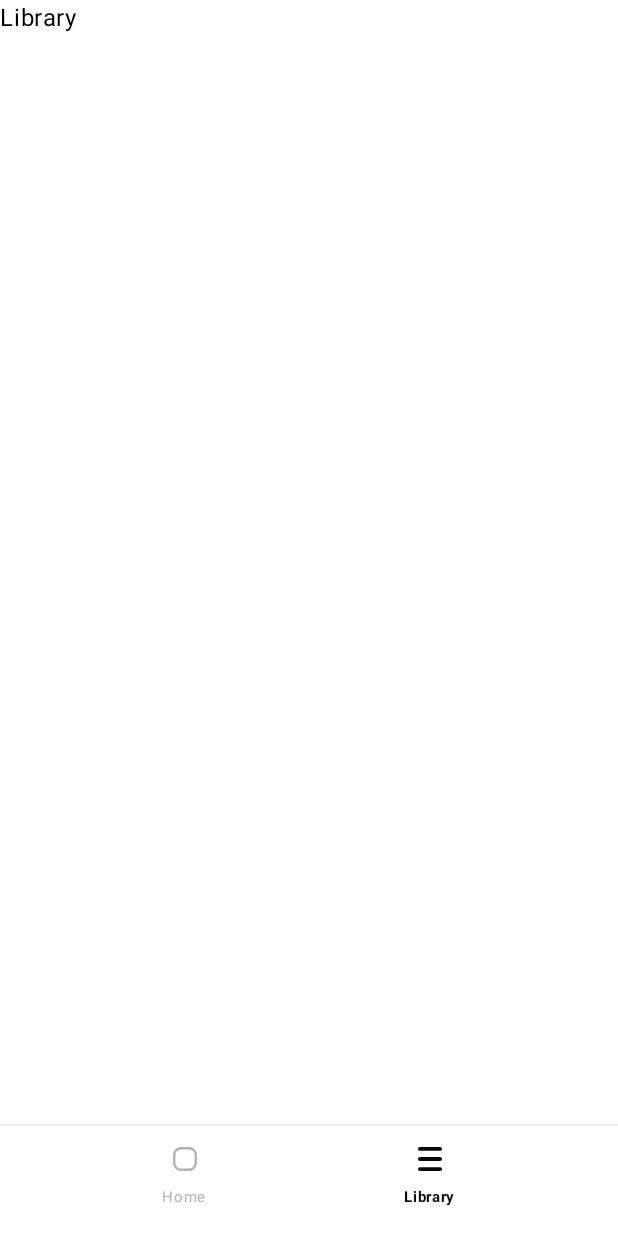
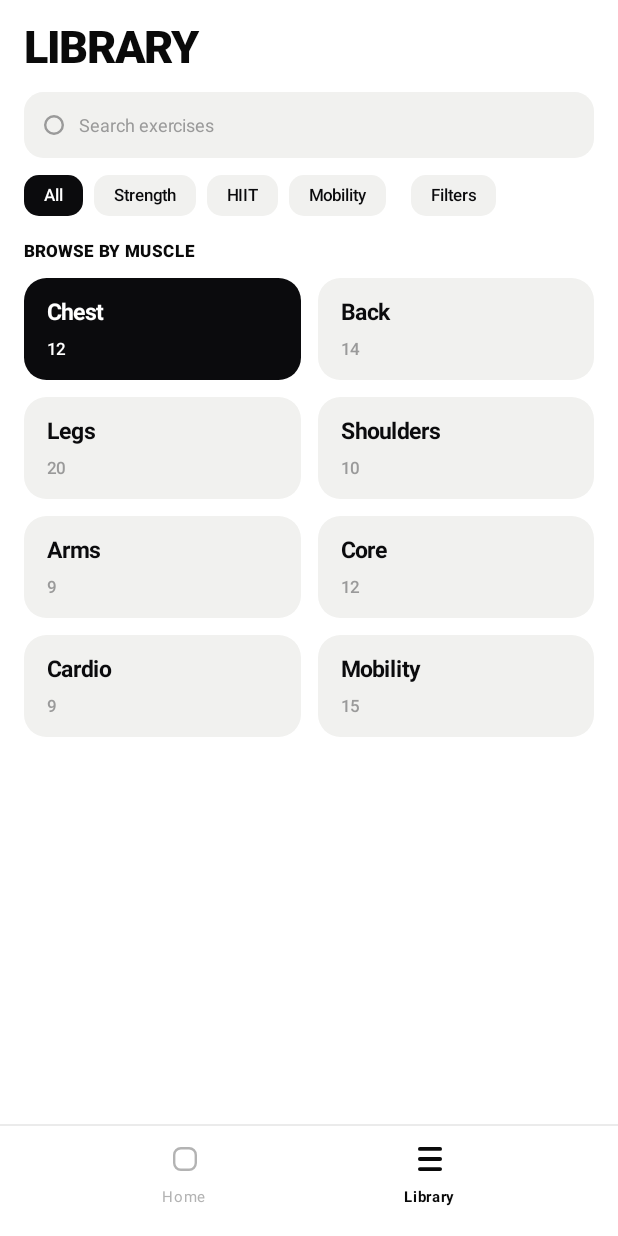
Before and after one commit to otto-tries-to-build-stuff/bldr-workout-app, an Android app built with Jetpack Compose: the LibraryScreen screen opened through its navigation route, on a phone screen of 412 x 824 dp. Before the commit the screen is almost empty. Run offline under Robolectric (Android 15) with nearby library versions, the light colour scheme and no system bars; our stand-ins replace Room's generated code.

Commit message:
feat: add library screen with search, type chips and live category counts

```diff
--- a/app/src/main/java/com/ottotech/workoutbuilder/ui/AppNav.kt
+++ b/app/src/main/java/com/ottotech/workoutbuilder/ui/AppNav.kt
@@ -13,11 +13,14 @@ import androidx.navigation.compose.NavHost
 import androidx.navigation.compose.composable
 import androidx.navigation.compose.rememberNavController
 import androidx.navigation.navArgument
+import androidx.lifecycle.viewmodel.compose.viewModel
 import com.ottotech.workoutbuilder.domain.Muscle
 import com.ottotech.workoutbuilder.ui.components.AppScaffold
 import com.ottotech.workoutbuilder.ui.components.Tab
 import com.ottotech.workoutbuilder.ui.home.BuildSheet
 import com.ottotech.workoutbuilder.ui.home.HomeScreen
+import com.ottotech.workoutbuilder.ui.library.LibraryScreen
+import com.ottotech.workoutbuilder.ui.library.LibraryViewModel
 
 object Routes {
     const val HOME = "home"
@@ -70,8 +73,17 @@ fun AppNav() {
         }
 
         composable(Routes.LIBRARY) {
+            val libraryVm: LibraryViewModel = viewModel(
+                viewModelStoreOwner = nav.getBackStackEntry(Routes.LIBRARY),
+                factory = LibraryViewModel.Factory,
+            )
             AppScaffold(tab = Tab.LIBRARY, onSelectTab = { if (it == Tab.HOME) nav.switchTab(Routes.HOME) }) {
-                Text("Library")
+                LibraryScreen(
+                    viewModel = libraryVm,
+                    onOpenCategory = { nav.navigate(Routes.category(it)) },
+                    // Wired in Task 8.
+                    onOpenFilters = { },
+                )
             }
         }
 
--- /dev/null
+++ b/app/src/main/java/com/ottotech/workoutbuilder/ui/library/LibraryScreen.kt
@@ -0,0 +1,169 @@
+package com.ottotech.workoutbuilder.ui.library
+
+import androidx.compose.foundation.background
+import androidx.compose.foundation.clickable
+import androidx.compose.foundation.horizontalScroll
+import androidx.compose.foundation.layout.Arrangement
+import androidx.compose.foundation.layout.Box
+import androidx.compose.foundation.layout.Column
+import androidx.compose.foundation.layout.PaddingValues
+import androidx.compose.foundation.layout.Row
+import androidx.compose.foundation.layout.Spacer
+import androidx.compose.foundation.layout.defaultMinSize
+import androidx.compose.foundation.layout.fillMaxWidth
+import androidx.compose.foundation.layout.height
+import androidx.compose.foundation.layout.padding
+import androidx.compose.foundation.lazy.grid.GridCells
+import androidx.compose.foundation.lazy.grid.GridItemSpan
+import androidx.compose.foundation.lazy.grid.LazyVerticalGrid
+import androidx.compose.foundation.lazy.grid.itemsIndexed
+import androidx.compose.foundation.rememberScrollState
+import androidx.compose.foundation.shape.RoundedCornerShape
+import androidx.compose.material3.Text
+import androidx.compose.runtime.Composable
+import androidx.compose.runtime.getValue
+import androidx.compose.ui.Alignment
+import androidx.compose.ui.Modifier
+import androidx.compose.ui.draw.clip
+import androidx.compose.ui.unit.dp
+import androidx.lifecycle.compose.collectAsStateWithLifecycle
+import com.ottotech.workoutbuilder.domain.Facet
+import com.ottotech.workoutbuilder.domain.Muscle
+import com.ottotech.workoutbuilder.domain.TagVocabulary
+import com.ottotech.workoutbuilder.ui.components.AppTextField
+import com.ottotech.workoutbuilder.ui.components.Chip
+import com.ottotech.workoutbuilder.ui.components.SearchGlyph
+import com.ottotech.workoutbuilder.ui.components.SectionLabel
+import com.ottotech.workoutbuilder.ui.theme.AppType
+import com.ottotech.workoutbuilder.ui.theme.Dimens
+import com.ottotech.workoutbuilder.ui.theme.LocalAppColors
+
+@Composable
+fun LibraryScreen(
+    viewModel: LibraryViewModel,
+    onOpenCategory: (Muscle) -> Unit,
+    onOpenFilters: () -> Unit,
+) {
+    val state by viewModel.state.collectAsStateWithLifecycle()
+    val colors = LocalAppColors.current
+    val selectedType = state.filter.facets[Facet.TYPE]?.firstOrNull()
+
+    LazyVerticalGrid(
+        columns = GridCells.Fixed(2),
+        contentPadding = PaddingValues(
+            start = Dimens.screenPadding,
+            end = Dimens.screenPadding,
+            top = 14.dp,
+            bottom = 20.dp,
+        ),
+        horizontalArrangement = Arrangement.spacedBy(Dimens.gap),
+        verticalArrangement = Arrangement.spacedBy(Dimens.gap),
+    ) {
+        item(span = { GridItemSpan(maxLineSpan) }) {
+            Column {
+                Text("LIBRARY", style = AppType.libraryTitle, color = colors.onBackground)
+                Spacer(Modifier.height(12.dp))
+                AppTextField(
+                    value = state.filter.query,
+                    onValueChange = viewModel::onQueryChange,
+                    placeholder = "Search exercises",
+                    leading = { SearchGlyph(color = colors.textMuted) },
+                    modifier = Modifier.fillMaxWidth(),
+                )
+            }
+        }
+
+        item(span = { GridItemSpan(maxLineSpan) }) {
+            Row(
+                modifier = Modifier
+                    .fillMaxWidth()
+                    .horizontalScroll(rememberScrollState()),
+                horizontalArrangement = Arrangement.spacedBy(7.dp),
+            ) {
+                // `All` is the absence of a TYPE selection, not a value in the vocabulary.
+                Chip("All", selected = selectedType == null) { viewModel.onSelectType(null) }
+                TagVocabulary.TYPE.forEach { type ->
+                    Chip(type, selected = selectedType == type) { viewModel.onSelectType(type) }
+                }
+                Spacer(Modifier.padding(start = 2.dp))
+                FiltersChip(activeCount = state.filter.activeFacetCount, onClick = onOpenFilters)
+            }
+        }
+
+        item(span = { GridItemSpan(maxLineSpan) }) {
+            SectionLabel("Browse by muscle", Modifier.padding(top = 6.dp))
+        }
+
+        if (state.allCategoriesEmpty) {
+            item(span = { GridItemSpan(maxLineSpan) }) {
+                EmptyGrid(onClear = viewModel::onClearEverything)
+            }
+        } else {
+            itemsIndexed(state.categories, key = { _, muscle -> muscle.name }) { index, muscle ->
+                CategoryTile(
+                    muscle = muscle,
+                    count = state.counts[muscle] ?: 0,
+                    featured = index == 0,
+                    onClick = { onOpenCategory(muscle) },
+                )
+            }
+        }
+    }
+}
+
+@Composable
+private fun FiltersChip(activeCount: Int, onClick: () -> Unit) {
+    val label = if (activeCount > 0) "Filters · $activeCount" else "Filters"
+    Chip(text = label, selected = activeCount > 0, onClick = onClick)
+}
+
+/**
+ * Spec §6.3. The first tile is featured on `surfaceInverse`; a category the filter has
+ * narrowed to zero renders at 40% and is not tappable.
+ */
+@Composable
+private fun CategoryTile(muscle: Muscle, count: Int, featured: Boolean, onClick: () -> Unit) {
+    val colors = LocalAppColors.current
+    val empty = count == 0
+    val alpha = if (empty) 0.4f else 1f
+    val background = if (featured) colors.surfaceInverse else colors.surface
+    val nameColor = if (featured) colors.onSurfaceInverse else colors.onSurface
+    // On the featured tile both name and count would be pure white. Weight alone is not
+    // enough separation, so the count drops to 70% — spec §5.
+    val countColor = if (featured) colors.onSurfaceInverse.copy(alpha = 0.7f) else colors.textMuted
+
+    Column(
+        modifier = Modifier
+            .fillMaxWidth()
+            .defaultMinSize(minHeight = Dimens.categoryTileMinHeight)
+            .clip(RoundedCornerShape(Dimens.radiusTile))
+            .background(background.copy(alpha = alpha))
+            .clickable(enabled = !empty, onClick = onClick)
+            .padding(horizontal = 15.dp, vertical = 14.dp),
+        verticalArrangement = Arrangement.spacedBy(10.dp),
+    ) {
+        Text(muscle.label, style = AppType.tileName, color = nameColor.copy(alpha = alpha))
+        Text("$count", style = AppType.tileCount, color = countColor.copy(alpha = alpha))
+    }
+}
+
+@Composable
+private fun EmptyGrid(onClear: () -> Unit) {
+    val colors = LocalAppColors.current
+    Column(
+        modifier = Modifier.fillMaxWidth().padding(vertical = 24.dp),
+        horizontalAlignment = Alignment.CenterHorizontally,
+        verticalArrangement = Arrangement.spacedBy(12.dp),
+    ) {
+        Text("Nothing matches those filters.", style = AppType.cardMeta, color = colors.textMuted)
+        Box(
+            modifier = Modifier
+                .clip(RoundedCornerShape(Dimens.radiusChip))
+                .background(colors.surfaceInverse)
+                .clickable(onClick = onClear)
+                .padding(horizontal = 16.dp, vertical = 10.dp),
+        ) {
+            Text("Clear filters", style = AppType.chip, color = colors.onSurfaceInverse)
+        }
+    }
+}
--- /dev/null
+++ b/app/src/main/java/com/ottotech/workoutbuilder/ui/library/LibraryViewModel.kt
@@ -0,0 +1,110 @@
+package com.ottotech.workoutbuilder.ui.library
+
+import androidx.lifecycle.ViewModel
+import androidx.lifecycle.ViewModelProvider
+import androidx.lifecycle.viewModelScope
+import androidx.lifecycle.viewmodel.initializer
+import androidx.lifecycle.viewmodel.viewModelFactory
+import com.ottotech.workoutbuilder.WorkoutApp
+import com.ottotech.workoutbuilder.data.ExerciseRepository
+import com.ottotech.workoutbuilder.domain.Exercise
+import com.ottotech.workoutbuilder.domain.ExerciseFilter
+import com.ottotech.workoutbuilder.domain.Facet
+import com.ottotech.workoutbuilder.domain.FilterState
+import com.ottotech.workoutbuilder.domain.Muscle
+import com.ottotech.workoutbuilder.domain.clearFacets
+import com.ottotech.workoutbuilder.domain.selectOnly
+import com.ottotech.workoutbuilder.domain.toggle
+import kotlinx.coroutines.flow.MutableStateFlow
+import kotlinx.coroutines.flow.SharingStarted
+import kotlinx.coroutines.flow.StateFlow
+import kotlinx.coroutines.flow.combine
+import kotlinx.coroutines.flow.stateIn
+import kotlinx.coroutines.launch
+
+data class LibraryUiState(
+    /** The whole library, unfiltered — the category and detail screens filter it themselves. */
+    val exercises: List<Exercise> = emptyList(),
+    val filter: FilterState = FilterState(),
+    /** Muscles the library has at all, in enum order. */
+    val categories: List<Muscle> = emptyList(),
+    /** Per-category counts **after** the active filter — spec §6.3. */
+    val counts: Map<Muscle, Int> = emptyMap(),
+    /** Total exercises matching the filter, for the sheet's `SHOW N EXERCISES` button. */
+    val matchCount: Int = 0,
+) {
+    /** Every category filtered down to nothing — the grid is replaced by an empty state. */
+    val allCategoriesEmpty: Boolean
+        get() = categories.isNotEmpty() && categories.all { (counts[it] ?: 0) == 0 }
+
+    fun exercisesIn(muscle: Muscle): List<Exercise> =
+        ExerciseFilter.forMuscle(exercises, filter, muscle)
+
+    fun exercise(id: String): Exercise? = exercises.firstOrNull { it.id == id }
+}
+
+/**
+ * Shared by the Library grid, a category's exercise list and the exercise detail screen,
+ * so the filter the user set on the grid is still in force when they drill in (spec §6.3).
+ */
+class LibraryViewModel(
+    private val exercises: ExerciseRepository,
+) : ViewModel() {
+
+    private val filter = MutableStateFlow(FilterState())
+
+    val state: StateFlow<LibraryUiState> =
+        combine(exercises.observeAll(), filter) { library, activeFilter ->
+            LibraryUiState(
+                exercises = library,
+                filter = activeFilter,
+                categories = ExerciseFilter.categoriesIn(library),
+                counts = ExerciseFilter.countsByMuscle(library, activeFilter),
+                matchCount = ExerciseFilter.apply(library, activeFilter).size,
+            )
+        }.stateIn(viewModelScope, SharingStarted.WhileSubscribed(5_000), LibraryUiState())
+
+    fun onQueryChange(query: String) {
+        filter.value = filter.value.copy(query = query)
+    }
+
+    /** The TYPE chip row. Null is the `All` chip. */
+    fun onSelectType(value: String?) {
+        filter.value = filter.value.selectOnly(Facet.TYPE, value)
+    }
+
+    /** The Filters sheet's chips. */
+    fun onToggle(facet: Facet, value: String) {
+        filter.value = filter.value.toggle(facet, value)
+    }
+
+    /** `Clear all` in the Filters sheet. Search is a control outside the sheet, so it stays. */
+    fun onClearFacets() {
+        filter.value = filter.value.clearFacets()
+    }
+
+    /**
+     * The empty grid's escape hatch. Unlike [onClearFacets] this also clears the search,
+     * because the dead end it undoes can be caused by either one — and a button that
+     * leaves the screen just as empty is worse than no button.
+     */
+    fun onClearEverything() {
+        filter.value = FilterState()
+    }
+
+    /** Exercise detail: paste a specific demo URL, or clear it back to search. */
+    fun onSetDemoUrl(exerciseId: String, url: String?) {
+        viewModelScope.launch {
+            exercises.setDemoUrl(exerciseId, url?.takeIf { it.isNotBlank() })
+        }
+    }
+
+    companion object {
+        val Factory = viewModelFactory {
+            initializer {
+                val app = this[ViewModelProvider.AndroidViewModelFactory.APPLICATION_KEY] as WorkoutApp
+                LibraryViewModel(app.exercises)
+            }
+        }
+    }
+}
--- a/app/src/main/java/com/ottotech/workoutbuilder/ui/theme/Dimens.kt
+++ b/app/src/main/java/com/ottotech/workoutbuilder/ui/theme/Dimens.kt
@@ -11,6 +11,7 @@ object Dimens {
 
     val radiusChip = 10.dp
     val radiusCard = 14.dp
+    val radiusTile = 15.dp
     val radiusHero = 18.dp
     val radiusButton = 13.dp
     val radiusCheckbox = 6.dp
```
